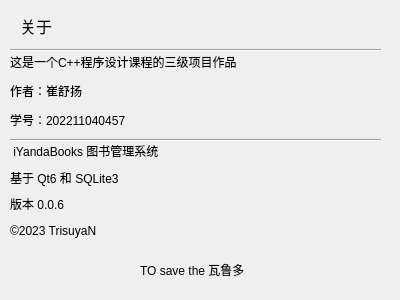
TrisuyaN/Proj_YSU, file iyanda_books/about.ui: the form before one commit.
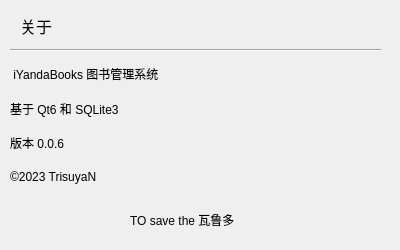
The form after the commit. Icons and pictures are not drawn.

Commit message: 删除了多余的信息

```diff
--- a/iyanda_books/about.ui
+++ b/iyanda_books/about.ui
@@ -7,19 +7,19 @@
     <x>0</x>
     <y>0</y>
     <width>400</width>
-    <height>300</height>
+    <height>250</height>
    </rect>
   </property>
   <property name="minimumSize">
    <size>
     <width>400</width>
-    <height>300</height>
+    <height>250</height>
    </size>
   </property>
   <property name="maximumSize">
    <size>
     <width>400</width>
-    <height>300</height>
+    <height>250</height>
    </size>
   </property>
   <property name="windowTitle">
@@ -65,9 +65,9 @@
    <property name="geometry">
     <rect>
      <x>10</x>
-     <y>140</y>
+     <y>60</y>
      <width>221</width>
-     <height>101</height>
+     <height>131</height>
     </rect>
    </property>
    <layout class="QVBoxLayout" name="verticalLayout">
@@ -101,57 +101,11 @@
     </item>
    </layout>
   </widget>
-  <widget class="QWidget" name="widget_2" native="true">
-   <property name="geometry">
-    <rect>
-     <x>10</x>
-     <y>50</y>
-     <width>384</width>
-     <height>81</height>
-    </rect>
-   </property>
-   <layout class="QVBoxLayout" name="verticalLayout_2">
-    <item>
-     <widget class="QLabel" name="label_6">
-      <property name="text">
-       <string>这是一个C++程序设计课程的三级项目作品</string>
-      </property>
-     </widget>
-    </item>
-    <item>
-     <widget class="QLabel" name="label_7">
-      <property name="text">
-       <string>作者：崔舒扬</string>
-      </property>
-     </widget>
-    </item>
-    <item>
-     <widget class="QLabel" name="label_8">
-      <property name="text">
-       <string>学号：202211040457</string>
-      </property>
-     </widget>
-    </item>
-   </layout>
-  </widget>
-  <widget class="Line" name="line_2">
-   <property name="geometry">
-    <rect>
-     <x>10</x>
-     <y>130</y>
-     <width>371</width>
-     <height>20</height>
-    </rect>
-   </property>
-   <property name="orientation">
-    <enum>Qt::Horizontal</enum>
-   </property>
-  </widget>
   <widget class="QLabel" name="label_9">
    <property name="geometry">
     <rect>
      <x>260</x>
-     <y>140</y>
+     <y>80</y>
      <width>101</width>
      <height>91</height>
     </rect>
@@ -172,8 +126,8 @@
   <widget class="QLabel" name="label_10">
    <property name="geometry">
     <rect>
-     <x>140</x>
-     <y>260</y>
+     <x>130</x>
+     <y>210</y>
      <width>141</width>
      <height>19</height>
     </rect>
```
The commit also changes 1 other file.
